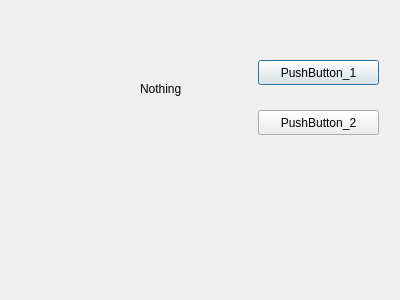
Qt form src/Quad_control_gui/Quad_control_gui/control.ui (Edipo3098/ros2_orange) before a commit.
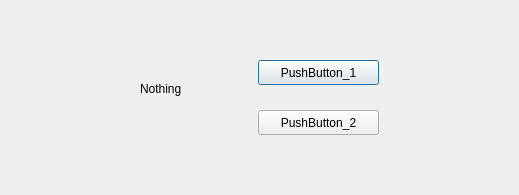
The same form after that commit.

What changed in the file:
```diff
--- a/src/Quad_control_gui/Quad_control_gui/control.ui
+++ b/src/Quad_control_gui/Quad_control_gui/control.ui
@@ -2,14 +2,6 @@
 <ui version="4.0">
  <class>Dialog</class>
  <widget class="QDialog" name="Dialog">
-  <property name="geometry">
-   <rect>
-    <x>0</x>
-    <y>0</y>
-    <width>400</width>
-    <height>300</height>
-   </rect>
-  </property>
   <property name="windowTitle">
    <string>Dialog</string>
   </property>
```
